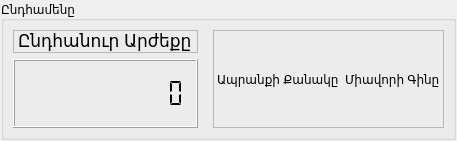
The window that src/totalviewer.ui (ADCompany/AD-Farm) describes before a commit, drawn with Qt 5.
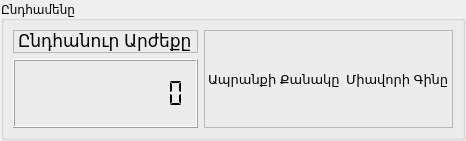
The same window after the commit.

The edit to the form file:
```diff
--- a/src/totalviewer.ui
+++ b/src/totalviewer.ui
@@ -125,6 +125,11 @@
            </property>
            <item row="0" column="0" colspan="2">
             <widget class="QLabel" name="label_7">
+             <property name="font">
+              <font>
+               <pointsize>10</pointsize>
+              </font>
+             </property>
              <property name="text">
               <string>Ապրանքի Քանակը</string>
              </property>
@@ -132,6 +137,11 @@
            </item>
            <item row="0" column="2">
             <widget class="QLabel" name="label_8">
+             <property name="font">
+              <font>
+               <pointsize>10</pointsize>
+              </font>
+             </property>
              <property name="text">
               <string>Միավորի Գինը</string>
              </property>
```
